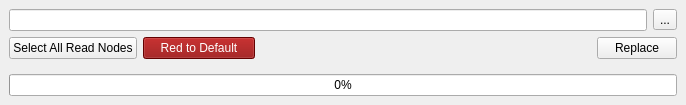
This is ui/main.ui in iceanimations/replaceReadPath as Qt 5 draws it before an edit. The edited form follows.
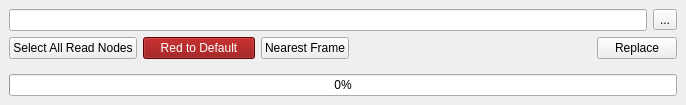
This is the edited form.

Commit message: nearest frame button added, name changed to read node tool

Patch:
```diff
--- a/ui/main.ui
+++ b/ui/main.ui
@@ -54,6 +54,13 @@
         </property>
        </widget>
       </item>
+      <item>
+       <widget class="QPushButton" name="nearestFrameButton">
+        <property name="text">
+         <string>Nearest Frame</string>
+        </property>
+       </widget>
+      </item>
       <item>
        <spacer name="horizontalSpacer">
         <property name="orientation">
```
Left out of the diff: 2 changed lines with no effect on the pictures. The commit also changes 1 other file.
